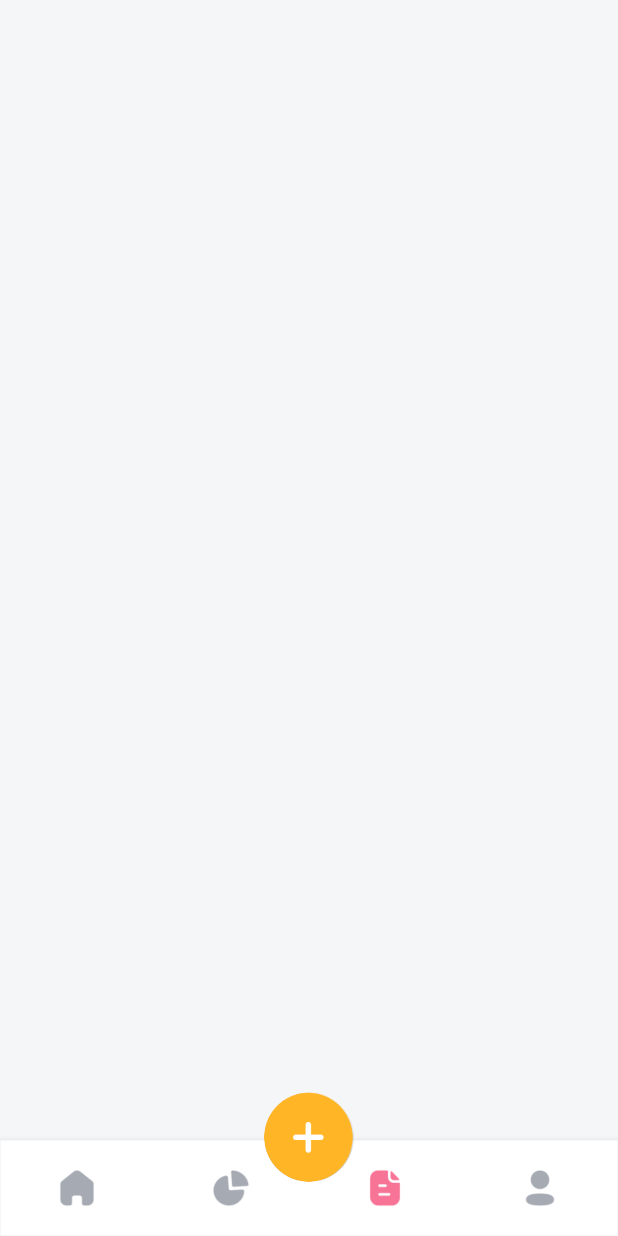
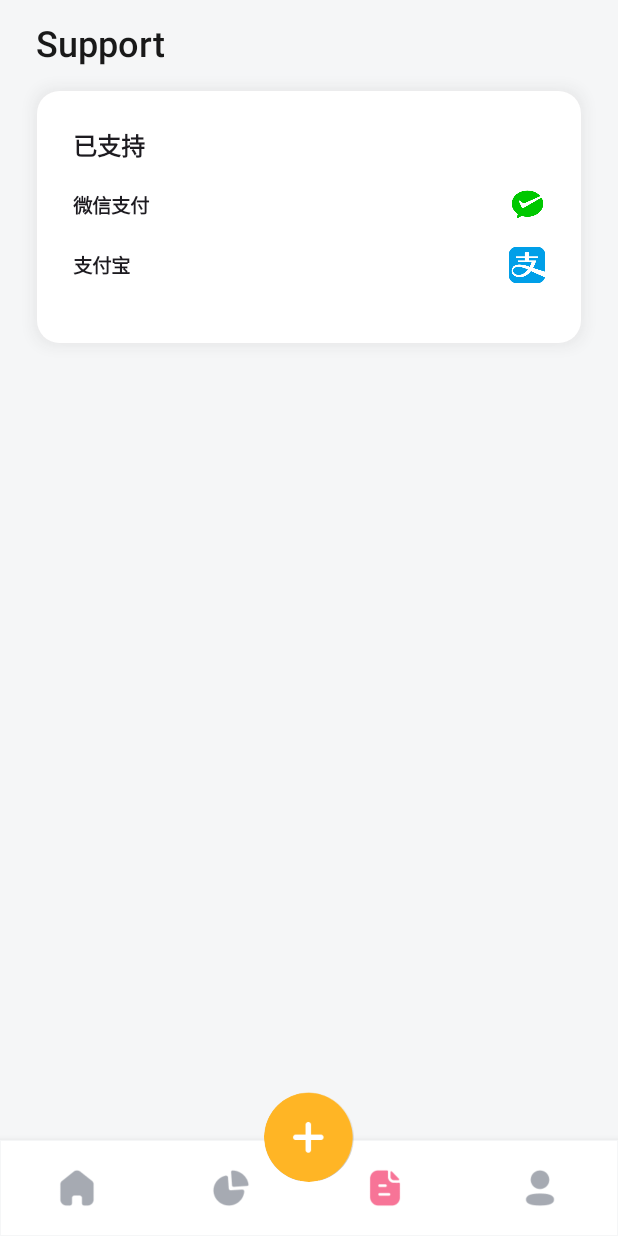
Before and after one commit to foggyww/DIYBill, an Android app built with Jetpack Compose: the screen it shows after launch (MainActivity), item 3 of the bottom bar chosen, on a phone screen of 412 x 824 dp. Run offline under Robolectric (Android 15) with nearby library versions, the phone set to English and light mode, and no system bars; our stand-ins replace Room's generated code, accompanist; libraries missing offline, so code that uses them is left out: com.google.accompanist.navigation, com.tencent.mmkv; pictures from the network do not load; 5 statements that could not run were skipped.

Commit message:
[feat] 加入支持界面和支付icon

```diff
--- a/app/src/main/java/com/example/diybill/base/BaseNumber.kt
+++ /dev/null
@@ -1,3 +0,0 @@
-package com.example.diybill.base
-
-const val MAX_IMAGE_COUNT = 3
--- a/app/src/main/java/com/example/diybill/config/Config.kt
+++ b/app/src/main/java/com/example/diybill/config/Config.kt
@@ -10,7 +10,9 @@ import com.example.diybill.utils.toString
 
 object Config {
 
-    const val NAME_MAX_LENGTH = 10
+    const val MAX_IMAGE_COUNT = 3
+
+    const val NAME_MAX_LENGTH = 20
 
     const val AMOUNT_MAX_LENGTH = 5
 
--- a/app/src/main/java/com/example/diybill/ui/screen/index/AppScaffold.kt
+++ b/app/src/main/java/com/example/diybill/ui/screen/index/AppScaffold.kt
@@ -13,6 +13,7 @@ import androidx.compose.ui.Modifier
 import com.example.diybill.ui.screen.category.CategoryScreen
 import com.example.diybill.ui.screen.home.MainScreen
 import com.example.diybill.ui.screen.setting.SettingScreen
+import com.example.diybill.ui.screen.support.SupportScreen
 import com.example.diybill.ui.theme.colors
 import com.example.diybill.ui.widgets.TitleSpacer
 
@@ -41,6 +42,7 @@ fun AppScaffold(
             when(page){
                 0 -> MainScreen(contentPadding)
                 1 -> CategoryScreen(contentPadding)
+                2 -> SupportScreen(contentPadding)
                 3 -> SettingScreen(contentPadding)
             }
         }
--- a/app/src/main/java/com/example/diybill/ui/screen/setting/SettingScreen.kt
+++ b/app/src/main/java/com/example/diybill/ui/screen/setting/SettingScreen.kt
@@ -125,11 +125,6 @@ fun SettingScreen(
             ) {
                 Config.openOver = !Config.openOver
                 autoMap[AutoType.OVER] = Config.openOver
-                if (autoMap[AutoType.OVER]!!) {
-                    vm.openOver(context)
-                } else {
-                    vm.closeOver(context)
-                }
             }
         }
         LazyColumn {
--- /dev/null
+++ b/app/src/main/java/com/example/diybill/ui/screen/support/SupportScreen.kt
@@ -0,0 +1,70 @@
+package com.example.diybill.ui.screen.support
+
+import androidx.annotation.DrawableRes
+import androidx.compose.foundation.layout.Column
+import androidx.compose.foundation.layout.PaddingValues
+import androidx.compose.foundation.layout.Row
+import androidx.compose.foundation.layout.Spacer
+import androidx.compose.foundation.layout.fillMaxSize
+import androidx.compose.foundation.layout.fillMaxWidth
+import androidx.compose.foundation.layout.padding
+import androidx.compose.foundation.layout.size
+import androidx.compose.material3.Text
+import androidx.compose.runtime.Composable
+import androidx.compose.runtime.remember
+import androidx.compose.ui.Alignment
+import androidx.compose.ui.Modifier
+import androidx.lifecycle.viewmodel.compose.viewModel
+import com.example.diybill.ui.theme.AppTypography
+import com.example.diybill.ui.theme.Gap
+import com.example.diybill.ui.theme.ImageSize
+import com.example.diybill.ui.widgets.EasyImage
+import com.example.diybill.ui.widgets.TextHeader
+import com.example.diybill.ui.widgets.TitleCard
+
+@Composable
+fun SupportScreen(
+    contentPadding: PaddingValues,
+    vm:SupportViewModel = viewModel(),
+)
+{
+    val list = remember {
+        supportList
+    }
+    Column(
+        modifier = Modifier
+            .fillMaxSize()
+            .padding(contentPadding)
+    ) {
+        TextHeader(
+            modifier = Modifier
+                .fillMaxWidth()
+                .padding(vertical = Gap.Big),
+            text = "Support"
+        )
+        TitleCard(
+            modifier = Modifier.fillMaxWidth(),
+            title = "已支持"
+        ) {
+
+            @Composable
+            fun SupportRow(name:String,@DrawableRes icon:Int){
+                Row(modifier = Modifier.fillMaxWidth(),
+                    verticalAlignment = Alignment.CenterVertically){
+                    Text(text = name, style = AppTypography.smallMsg)
+                    Spacer(modifier = Modifier.weight(1f))
+                    EasyImage(src = icon,
+                        contentDescription = "icon",
+                        modifier = Modifier.size(ImageSize.Mid))
+                }
+            }
+            list.forEach {
+                SupportRow(it.name,it.icon)
+            }
+
+            Row {
+
+            }
+        }
+    }
+}
--- /dev/null
+++ b/app/src/main/java/com/example/diybill/ui/screen/support/SupportViewModel.kt
@@ -0,0 +1,19 @@
+package com.example.diybill.ui.screen.support
+
+import androidx.annotation.DrawableRes
+import androidx.lifecycle.ViewModel
+import com.example.diybill.R
+
+data class SupportApp(
+    val name:String,
+    @DrawableRes val icon:Int
+)
+
+val supportList = listOf(
+    SupportApp("微信支付", R.drawable.wexin),
+    SupportApp("支付宝",R.drawable.zfb)
+)
+
+class SupportViewModel:ViewModel() {
+
+}
--- a/app/src/main/java/com/example/diybill/ui/screen/update/UpdateScreen.kt
+++ b/app/src/main/java/com/example/diybill/ui/screen/update/UpdateScreen.kt
@@ -36,7 +36,6 @@ import androidx.compose.ui.window.DialogProperties
 import androidx.compose.ui.zIndex
 import androidx.lifecycle.viewmodel.compose.viewModel
 import com.example.diybill.R
-import com.example.diybill.base.MAX_IMAGE_COUNT
 import com.example.diybill.config.Config
 import com.example.diybill.config.OutlayType
 import com.example.diybill.config.Type
@@ -420,7 +419,7 @@ private fun ItemImage(
         horizontalArrangement = Arrangement.spacedBy(Gap.Mid, Alignment.Start)
     ) {
         var first = true
-        for (i in 0..<MAX_IMAGE_COUNT) {
+        for (i in 0..<Config.MAX_IMAGE_COUNT) {
             Box(
                 modifier = Modifier
                     .weight(1f)
--- a/app/src/main/java/com/example/diybill/ui/widgets/BillItem.kt
+++ b/app/src/main/java/com/example/diybill/ui/widgets/BillItem.kt
@@ -23,9 +23,11 @@ import androidx.compose.ui.unit.times
 import com.example.diybill.AppRoute
 import com.example.diybill.db.Bill
 import com.example.diybill.ui.provider.LocalNav
+import com.example.diybill.ui.screen.support.supportList
 import com.example.diybill.ui.theme.AppTypography
 import com.example.diybill.ui.theme.CardShapes
 import com.example.diybill.ui.theme.Gap
+import com.example.diybill.ui.theme.ImageSize
 import com.example.diybill.ui.theme.RoundedShapes
 import com.example.diybill.ui.theme.colors
 import com.example.diybill.utils.clickNoRepeat
@@ -67,6 +69,11 @@ fun BillItem(
                 text = bill.name, color = colors.textSecondary, style = AppTypography.smallMsg,
                 modifier = Modifier.weight(1f)
             )
+            supportList.find { it.name==bill.source }?.let {
+                EasyImage(src = it.icon,
+                    modifier = Modifier.size(ImageSize.Mid),
+                    contentDescription = "icon")
+            }
             Spacer(modifier = Modifier.width(Gap.Mid))
             Text(
                 text = if (bill.type.isOutlay) "-${bill.amount}" else bill.amount,
```
Also changed, not shown: app/src/main/res/drawable/wexin.png (added), app/src/main/res/drawable/zfb.png (added).
